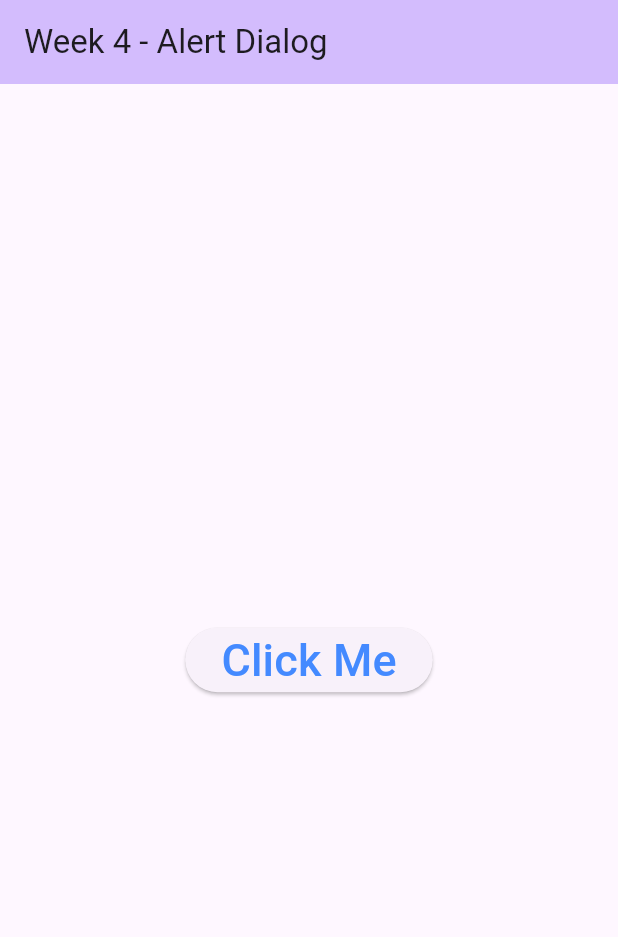
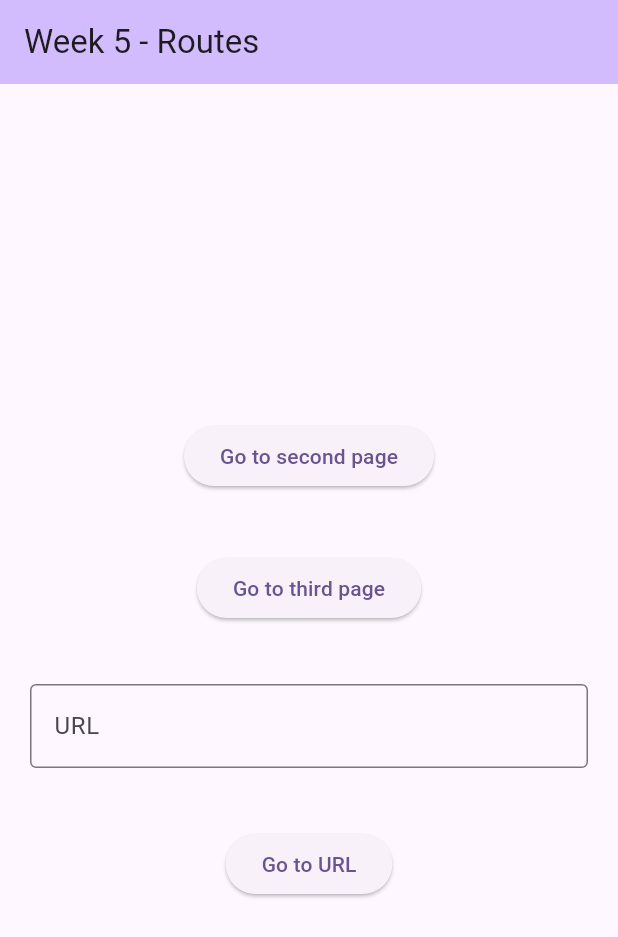
Before and after one commit to gourteacher/android_samples, a Flutter app: the screen it shows after launch, on a phone screen of 412 x 824 dp. Shown: the top 937 px of the screen. Run offline on Flutter 3.47's test engine with Material 3 defaults, Android fonts, the phone set to English and light mode, and no system bars; missing offline and left inert: encrypted_shared_preferences.

Commit message:
Week 5 - Using pages

```diff
--- /dev/null
+++ b/lib/DataRepository.dart
@@ -0,0 +1,19 @@
+import 'package:encrypted_shared_preferences/encrypted_shared_preferences.dart';
+
+class DataRepository {
+  static String firstName = "";
+  static String emailAddress ="";
+  static String lastName = "";
+  static String phoneNumber = "";
+  static String login = "Rosa";
+
+  static void loadData(){
+    EncryptedSharedPreferences prefs = EncryptedSharedPreferences();
+
+  }
+
+  static void saveData(){
+    EncryptedSharedPreferences prefs = EncryptedSharedPreferences();
+
+  }
+}
--- a/lib/main.dart
+++ b/lib/main.dart
@@ -1,4 +1,7 @@
 import 'package:flutter/material.dart';
+import 'package:url_launcher/url_launcher.dart';
+import 'DataRepository.dart';
+import 'OtherPage.dart';
 
 void main() {
   runApp(const MyApp());
@@ -11,13 +14,22 @@ class MyApp extends StatelessWidget {
   @override
   Widget build(BuildContext context) {
     return MaterialApp(
-      title: 'Week 4 - Samples',
+      routes:  {
+        '/Main'   :   (context) => MyHomePage(title:"Week 5 - Routes"),
+        '/Second' :   (context) { return OtherPage(); } ,
+        '/Third'  :   (context) { return OtherPage(); }
+      },
+
+      title: 'Android Samples',
       theme: ThemeData(
-        // This is the theme of your application.
         colorScheme: ColorScheme.fromSeed(seedColor: Colors.deepPurple),
         useMaterial3: true,
       ),
-      home: const MyHomePage(title: 'Week 4 - Alert Dialog'),
+
+      //Notice  that we are not using the home parameter here
+      //Instead, we are using the initialRoute parameter
+      //home: const MyHomePage(title: 'Week 5 - Routes'),
+      initialRoute: '/Main',
     );
   }
 }
@@ -27,67 +39,47 @@ class MyHomePage extends StatefulWidget {
   final String title;
 
   @override
-  State<MyHomePage> createState() => MyHomePageState();
+  State<MyHomePage> createState() { return _MyHomePageState(); }
 }
 
-class MyHomePageState extends State<MyHomePage> {
+class _MyHomePageState extends State<MyHomePage> {
+  late TextEditingController _controller; //late - Constructor in initState()
+  var isChecked = false;
 
-  @override
+  @override //same as in java
   void initState() {
-    super.initState();
+    super.initState(); //call the parent initState()
+    _controller = TextEditingController(); //our late constructor
+    DataRepository.loadData();//asynchronous, but certain to finish before going to second page
   }
 
   @override
   void dispose() {
     super.dispose();
+    _controller.dispose(); // clean up memory
   }
 
-  void processOK(BuildContext context){
-    Navigator.of(context).pop();
-    var snackBar = SnackBar(content: Text('OK Clicked'));
-    ScaffoldMessenger.of(context).showSnackBar(snackBar);
-  }
+  Future<void> _launchUrl() async {
+    var urlString = _controller.text;
+    final Uri _url = Uri.parse(urlString);
 
-  void processCancel(BuildContext context){
-    Navigator.of(context).pop();
-    var snackBar = SnackBar(content: Text('Cancel Clicked'));
-    ScaffoldMessenger.of(context).showSnackBar(snackBar);
-  }
-
-  AlertDialog displayDialog(BuildContext context) {
-
-    return AlertDialog(
-      title: const Text('AlertDialog'),
-      content: const Text('Press OK or Cancel to continue ...'),
-      actions: <Widget>[
-        TextButton(
-          onPressed: ()  {
-            processCancel(context);
-          },
-          child: const Text('Cancel'),
-        ),
-        TextButton(
-          onPressed: () {
-            processOK(context);
-          },
-          child: Container(
-            color: Colors.blueAccent,
-            padding: const EdgeInsets.all(14),
-            child: const Text("OK"),
-          ),
-        ),
-      ],
-    );
+    if (!await launchUrl(_url ) ) {
+      throw 'Could not launch $_url';
+    }
   }
 
   @override
   Widget build(BuildContext context) {
-    // The Flutter framework has been optimized to make rerunning build methods
-    // fast, so that you can just rebuild anything that needs updating rather
-    // than having to individually change instances of widgets.
+
     return Scaffold(
       appBar: AppBar(
-        backgroundColor: Theme.of(context).colorScheme.inversePrimary,
+
+        backgroundColor: Theme
+            .of(context)
+            .colorScheme
+            .inversePrimary,
+        // Here we take the value from the MyHomePage object that was created by
+        // the App.build method, and use it to set our appbar title.
         title: Text(widget.title),
       ),
       body: Center(
@@ -96,22 +88,45 @@ class MyHomePageState extends State<MyHomePage> {
         child: Column(
           mainAxisAlignment: MainAxisAlignment.center,
           children: <Widget>[
+
             Padding(
-              padding: const EdgeInsets.all(10.0),
+              padding: const EdgeInsets.all(20.0),
+              child: ElevatedButton(onPressed: () {
+                Navigator.pushNamed(context, '/Second');
+              }, //Lambda, or anonymous function
+                  child: Text('Go to second page')),
+            ),
+
+            Padding(
+              padding: const EdgeInsets.all(20.0),
+              child: ElevatedButton(onPressed: () {
+                Navigator.pushNamed(context, '/Third');
+              }, //Lambda, or anonymous function
+                  child: Text('Go to third page')),
+            ),
+
+            Padding(
+              padding: const EdgeInsets.all(20.0),
+              child: TextField(
+                controller: _controller,
+                decoration: InputDecoration(
+                  hintText: "Enter URL to launch",
+                  border: OutlineInputBorder(),
+                  label: Text('URL'),
+                )
+              ),
+            ),
+
+            Padding(
+              padding: const EdgeInsets.all(20.0),
               child: ElevatedButton(
-                onPressed: () =>
-                    showDialog<String>(
-                        context: context,
-                        builder: (BuildContext context) => displayDialog(context)
-                    ),
-                child: Text ('Click Me',
-                  style: TextStyle(fontSize: 30, color: Colors.blueAccent),
-                ),
+                  onPressed: () => _launchUrl(),
+                  child: Text('Go to URL')
               ),
             ),
           ],
         ),
-      ),
+      ), // This trailing comma makes auto-formatting nicer for build methods.
     );
   }
 }
--- a/pubspec.yaml
+++ b/pubspec.yaml
@@ -30,6 +30,8 @@ environment:
 dependencies:
   flutter:
     sdk: flutter
+  url_launcher: ^6.3.2
+  encrypted_shared_preferences: ^3.0.1
 
   # The following adds the Cupertino Icons font to your application.
   # Use with the CupertinoIcons class for iOS style icons.
```
Also changed, not shown: lib/OtherPage.dart (added, +30 -0 lines), pubspec.lock, 11 other files.
